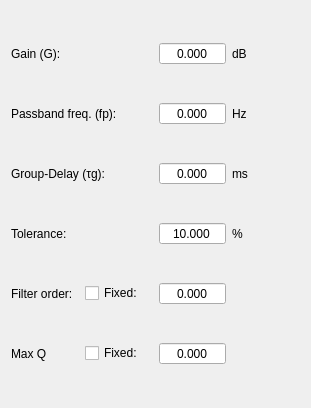
grupo-tc-volcan/TP4, file app/designer/filters_data/group_delay.ui: the form before one commit.
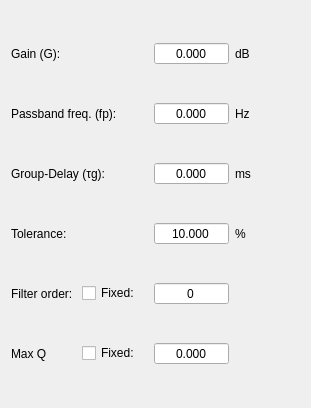
The form after the commit.

Diff of the .ui file:
```diff
--- a/app/designer/filters_data/group_delay.ui
+++ b/app/designer/filters_data/group_delay.ui
@@ -44,6 +44,9 @@
      <property name="decimals">
       <number>3</number>
      </property>
+     <property name="maximum">
+      <double>1000000000000.000000000000000</double>
+     </property>
     </widget>
    </item>
    <item row="1" column="4">
@@ -77,6 +80,9 @@
      <property name="decimals">
       <number>3</number>
      </property>
+     <property name="maximum">
+      <double>300.000000000000000</double>
+     </property>
     </widget>
    </item>
    <item row="5" column="2">
@@ -96,6 +102,9 @@
      <property name="decimals">
       <number>3</number>
      </property>
+     <property name="maximum">
+      <double>100.000000000000000</double>
+     </property>
     </widget>
    </item>
    <item row="4" column="1">
@@ -122,6 +131,9 @@
      <property name="decimals">
       <number>3</number>
      </property>
+     <property name="maximum">
+      <double>1000000000000.000000000000000</double>
+     </property>
     </widget>
    </item>
    <item row="3" column="2">
@@ -141,6 +153,9 @@
      <property name="decimals">
       <number>3</number>
      </property>
+     <property name="maximum">
+      <double>100.000000000000000</double>
+     </property>
      <property name="value">
       <double>10.000000000000000</double>
      </property>
@@ -161,7 +176,10 @@
       <bool>true</bool>
      </property>
      <property name="decimals">
-      <number>3</number>
+      <number>0</number>
+     </property>
+     <property name="maximum">
+      <double>20.000000000000000</double>
      </property>
     </widget>
    </item>
```
